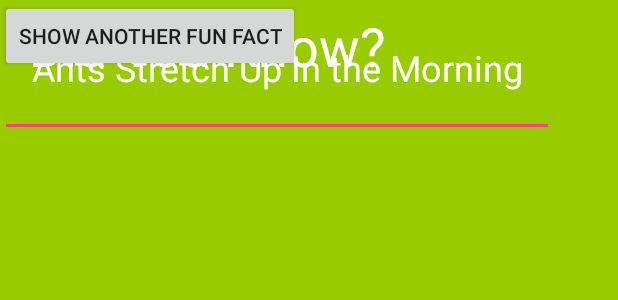
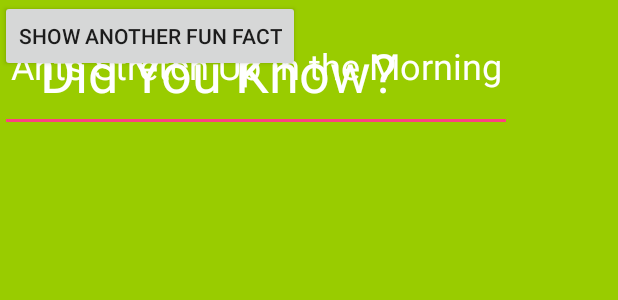
Before and after one commit to APIChampion/funfacts2, an Android app: the layout activity_fun_facts2_main.xml on its own in the app's theme, with its tools: preview values and no code run, on a phone screen of 412 x 824 dp. Shown: the top 300 px of the screen. Run offline under Robolectric (Android 15) with nearby library versions, the phone set to English and light mode, and no system bars.

```diff
--- a/app/src/main/java/com/loscoders/superben9/funfacts2/FunFacts2MainActivity.java
+++ b/app/src/main/java/com/loscoders/superben9/funfacts2/FunFacts2MainActivity.java
@@ -3,6 +3,7 @@ package com.loscoders.superben9.funfacts2;
 import android.support.v7.app.AppCompatActivity;
 import android.os.Bundle;
 import android.support.v7.widget.ButtonBarLayout;
+import android.view.View;
 import android.widget.Button;
 import android.widget.TextView;
 
@@ -16,5 +17,30 @@ public class FunFacts2MainActivity extends AppCompatActivity {
     protected void onCreate(Bundle savedInstanceState) {
         super.onCreate(savedInstanceState);
         setContentView(R.layout.activity_fun_facts2_main);
+
+        // assing the views from the layout file to the corresponding variables
+        //android automatically builds a resource file
+
+        mfactTextView = (TextView) findViewById(R.id.FactTextView);
+        mShowFactButton = (Button)findViewById(R.id.ShowFactButton);
+
+        View.OnClickListener listener = new View.OnClickListener() {
+            @Override
+            public void onClick(View view) {
+                // the button was clicked so update the t
+                String fact = "Ostriches can run faster than horses";
+                mfactTextView.setText(fact);
+
+
+
+            }
+        };
+
+
+        mShowFactButton.setOnClickListener(listener);
+
+
+
+
     }
 }
--- a/app/src/main/res/layout/activity_fun_facts2_main.xml
+++ b/app/src/main/res/layout/activity_fun_facts2_main.xml
@@ -14,24 +14,25 @@
         android:textColor="@android:color/white"
         android:textSize="36sp"
         app:layout_constraintBottom_toBottomOf="parent"
-        app:layout_constraintHorizontal_bias="0.111"
+        app:layout_constraintHorizontal_bias="0.152"
         app:layout_constraintLeft_toLeftOf="parent"
         app:layout_constraintRight_toRightOf="parent"
         app:layout_constraintTop_toTopOf="parent"
-        app:layout_constraintVertical_bias="0.008" />
+        app:layout_constraintVertical_bias="0.03" />
 
     <EditText
         android:id="@+id/FactTextView"
-        android:layout_width="369dp"
-        android:layout_height="91dp"
+        android:layout_width="341dp"
+        android:layout_height="88dp"
         android:ems="10"
         android:inputType="textPersonName"
         android:text="Ants Stretch Up In the Morning"
         android:textAlignment="center"
         android:textColor="@android:color/white"
         android:textSize="24sp"
-        tools:layout_editor_absoluteX="16dp"
-        tools:layout_editor_absoluteY="205dp" />
+        tools:layout_editor_absoluteX="22dp"
+        tools:layout_editor_absoluteY="205dp"
+        tools:ignore="MissingConstraints"/>
 
     <android.support.constraint.Guideline
         android:id="@+id/guideline"
@@ -52,7 +53,8 @@
         android:layout_width="wrap_content"
         android:layout_height="wrap_content"
         android:text="Show Another Fun Fact"
-        tools:layout_editor_absoluteX="105dp"
-        tools:layout_editor_absoluteY="557dp" />
+        tools:layout_editor_absoluteX="91dp"
+        tools:layout_editor_absoluteY="503dp"
+        tools:ignore="MissingConstraints"/>
 
 </android.support.constraint.ConstraintLayout>
```
